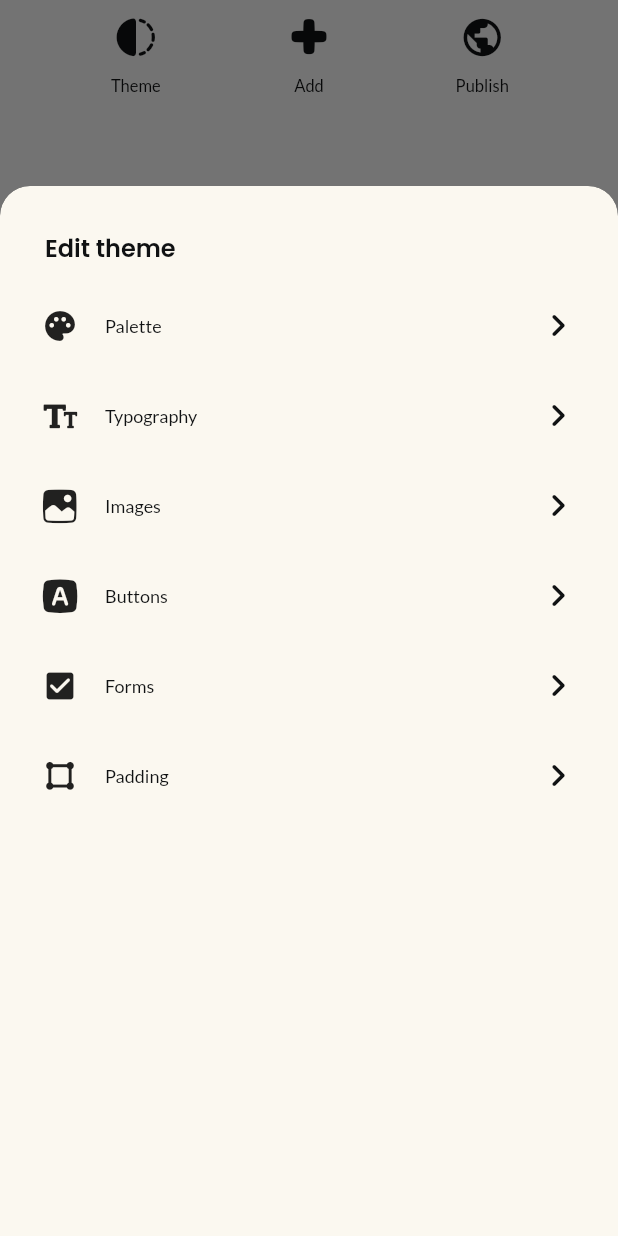
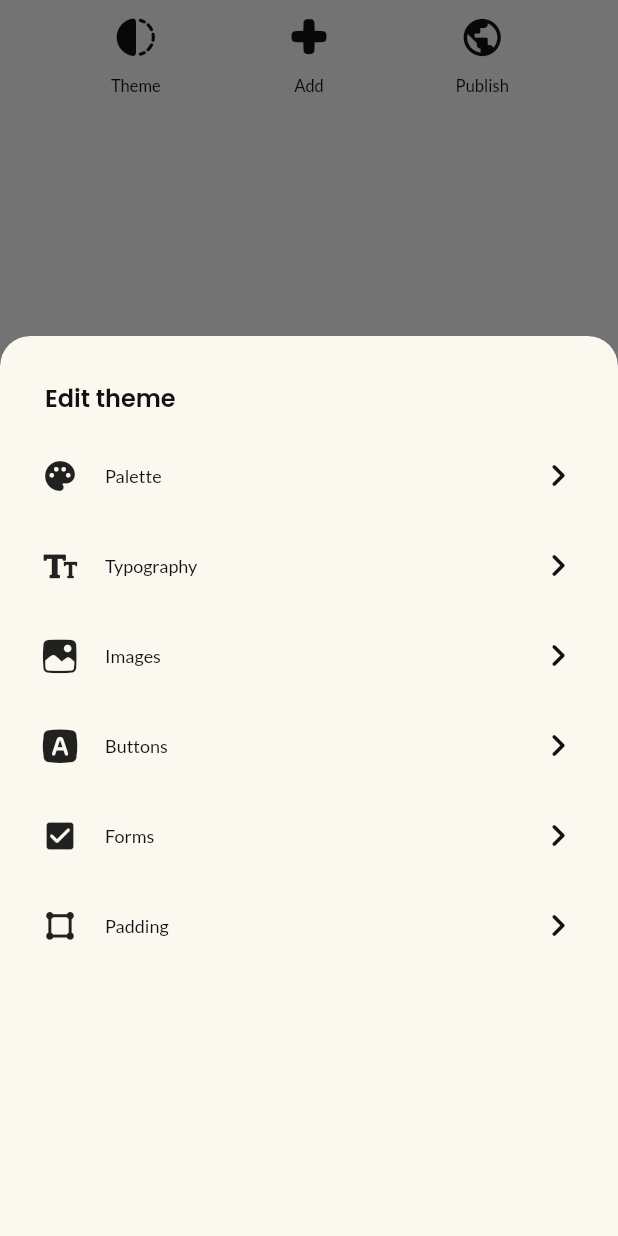
Before and after one commit to cjwg/onodu, a Flutter app: the PageEditorBottomNavWidget widget shown alone on an empty page, opened directly, after a tap on an icon or button, on a phone screen of 412 x 824 dp. Run offline on Flutter 3.47's test engine with Material 2 defaults, Android fonts, the phone set to English and light mode, and no system bars; our stand-ins replace auto_size_text, dropdown_button2, flutter_animate, flutter_colorpicker, font_awesome_flutter, from_css_color and 6 more; missing offline and left inert: json_path; accounts and stored records are empty; statements that could not run were skipped.

Commit message:
Updating to latest FlutterFlow output.

```diff
--- a/lib/components/page_editor_bottom_nav_widget.dart
+++ b/lib/components/page_editor_bottom_nav_widget.dart
@@ -69,7 +69,7 @@ class _PageEditorBottomNavWidgetState extends State<PageEditorBottomNavWidget> {
                     return Padding(
                       padding: MediaQuery.of(bottomSheetContext).viewInsets,
                       child: Container(
-                        height: 700.0,
+                        height: 600.0,
                         child: ThemeSettingsWidget(),
                       ),
                     );
```
